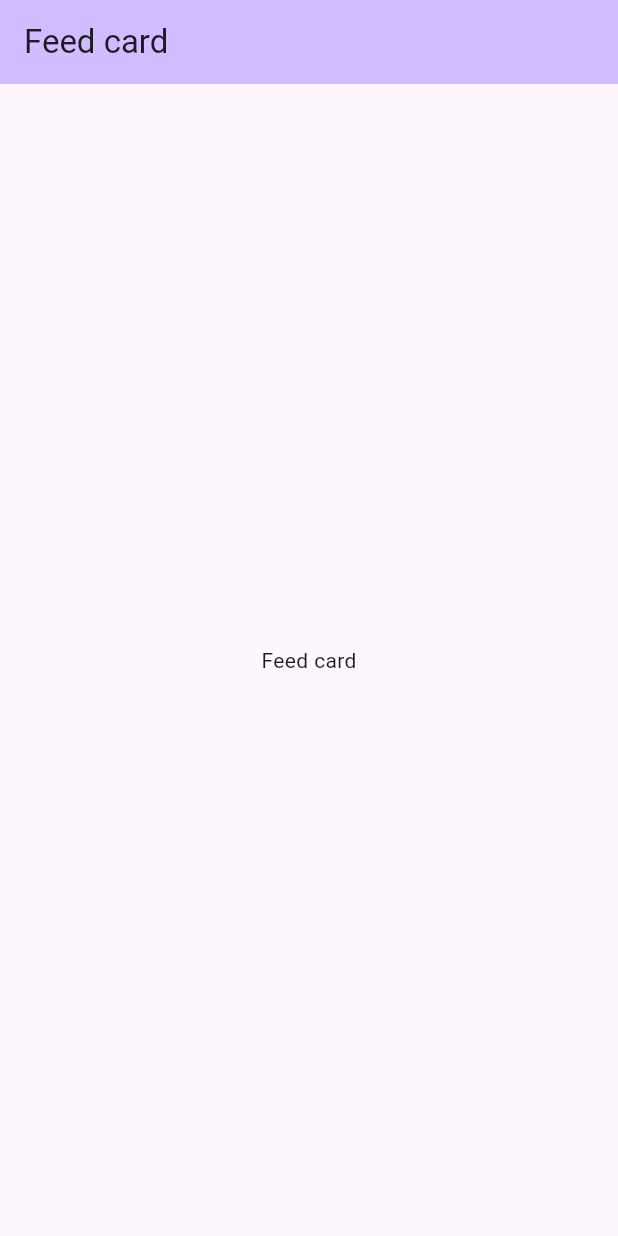
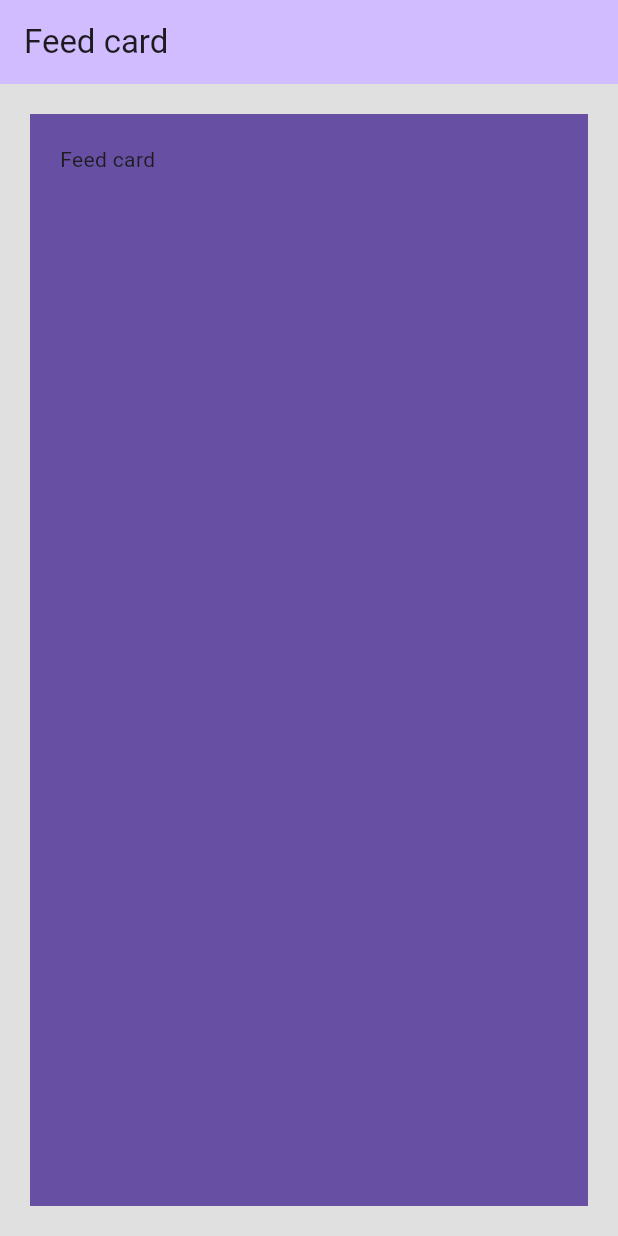
Before and after one commit to juanframart2011/flutter-2024-gratis-tu-primera-app-movil-desde-cero, a Flutter app: the screen it shows after launch, on a phone screen of 412 x 824 dp. Run offline on Flutter 3.47's test engine with Material 3 defaults, Android fonts, the light colour scheme and no system bars.

Commit message:
atributo de container

```diff
--- a/lib/screens/home_screen.dart
+++ b/lib/screens/home_screen.dart
@@ -14,9 +14,17 @@ class HomeScreen extends StatelessWidget {
 
         title: Text('Feed card'),
       ),
-      body: Center(
+      body: Container(
+        width: double.infinity,
+        height: double.infinity,
+        margin: const EdgeInsets.all(20),
+        padding: const EdgeInsets.all(20),
+        decoration: BoxDecoration(
+          color: Theme.of(context).colorScheme.primary,
+        ),
         child: Text('Feed card'),
-      ), // This trailing comma makes auto-formatting nicer for build methods.
+      ),
+      backgroundColor: Colors.grey[300],// This trailing comma makes auto-formatting nicer for build methods.
     );
   }
 }
```
